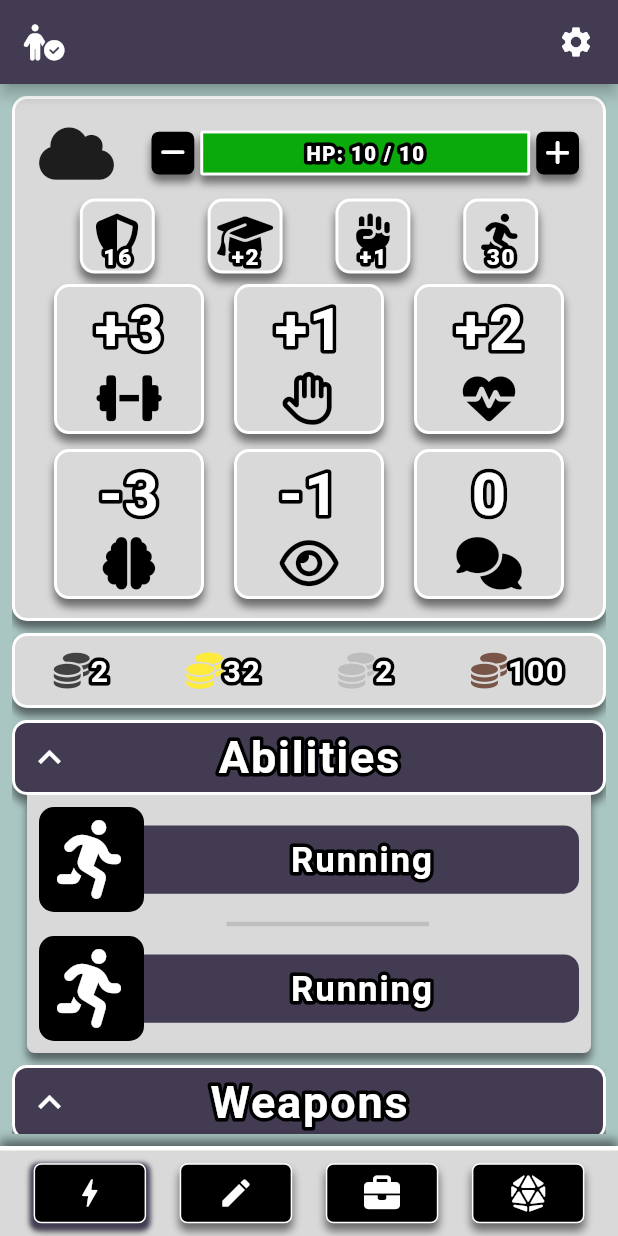
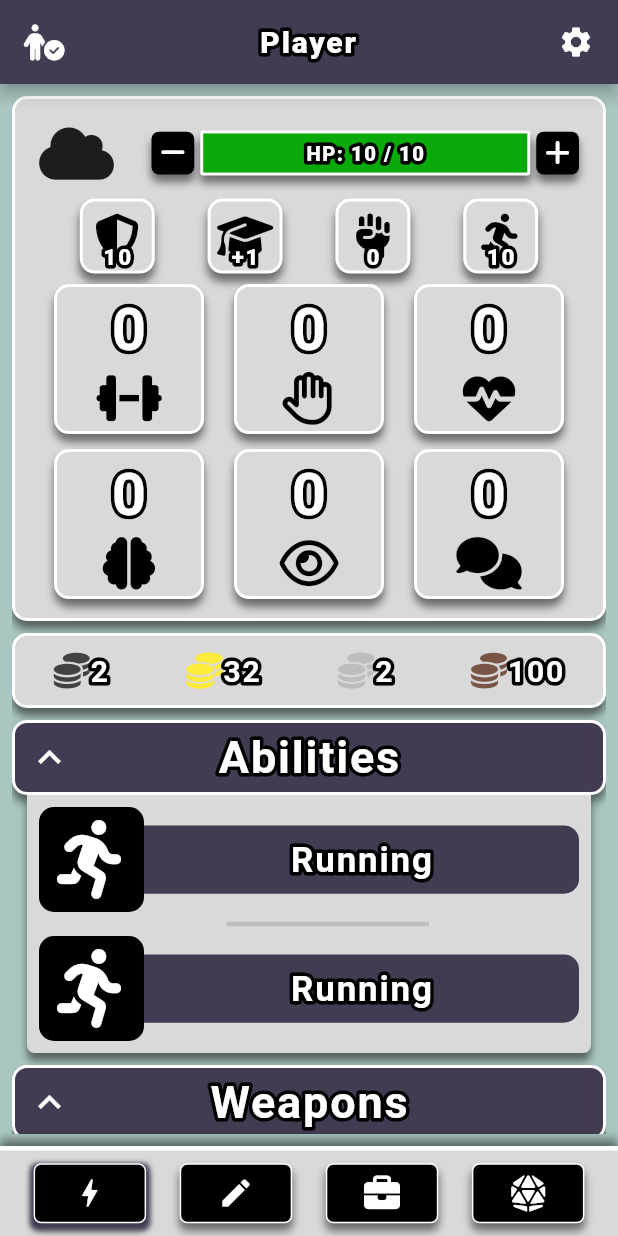
Before and after one commit to dompetriella/Player-Watchtower, a Flutter app: the screen it shows after launch, on a phone screen of 412 x 824 dp. Run offline on Flutter 3.47's test engine with Material 2 defaults, Android fonts, the phone set to English and light mode, and no system bars; drawn by our look-alikes of bordered_text; our stand-ins replace flutter_inset_box_shadow, flutter_riverpod, font_awesome_flutter, freezed_annotation, hexcolor.

Commit message:
DATA IS NO LONGER STATIC HIVE TIME

```diff
--- a/lib/global_components/action_dialogs/types/changeto_dialog.dart
+++ b/lib/global_components/action_dialogs/types/changeto_dialog.dart
@@ -3,12 +3,13 @@ import 'package:flutter/material.dart';
 import '../components/dialog-input.dart';
 
 class ChangeToDialog extends StatelessWidget {
-  const ChangeToDialog({super.key});
+  final Type inputType;
+  const ChangeToDialog({super.key, this.inputType = String});
 
   @override
   Widget build(BuildContext context) {
     return Container(
-      child: DialogInput(text: 'Change To:'),
+      child: DialogInput(text: 'Change To:', inputType: inputType),
     );
   }
 }
--- a/lib/pages/QuickSelect/components/base_card.dart
+++ b/lib/pages/QuickSelect/components/base_card.dart
@@ -2,7 +2,7 @@ import 'package:flutter/material.dart';
 import 'package:flutter_riverpod/flutter_riverpod.dart';
 import 'package:font_awesome_flutter/font_awesome_flutter.dart';
 import 'package:player_watchtower/pages/QuickSelect/components/score_card.dart';
-import 'package:player_watchtower/providers/player_stats.dart';
+import 'package:player_watchtower/providers/player.dart';
 import 'package:player_watchtower/providers/theme.dart';
 import 'small_score_card.dart';
 import 'package:player_watchtower/global_components/multi_button.dart';
@@ -48,16 +48,19 @@ class BaseCard extends ConsumerWidget {
                 children: [
                   SmallScoreCard(
                     icon: FontAwesomeIcons.shieldHalved,
-                    text: "16",
+                    text: ref.watch(playerProvider).armorClass.toString(),
                   ),
                   SmallScoreCard(
-                      icon: FontAwesomeIcons.graduationCap, text: "+2"),
+                      icon: FontAwesomeIcons.graduationCap,
+                      text:
+                          displayValue(ref.watch(playerProvider).proficiency)),
                   SmallScoreCard(
                     icon: FontAwesomeIcons.handFist,
-                    text: "+1",
+                    text: displayValue(ref.watch(playerProvider).initiative),
                   ),
                   SmallScoreCard(
-                      icon: FontAwesomeIcons.personRunning, text: "30"),
+                      icon: FontAwesomeIcons.personRunning,
+                      text: ref.watch(playerProvider).speed.toString()),
                 ],
               ),
             )),
@@ -71,27 +74,33 @@ class BaseCard extends ConsumerWidget {
                       alignment: WrapAlignment.spaceEvenly,
                       children: [
                         ScoreCard(
-                          text: "+3",
+                          text: displayValue(
+                              getModifier(ref.watch(playerProvider).strength)),
                           icon: FontAwesomeIcons.dumbbell,
                         ),
                         ScoreCard(
-                          text: "+1",
+                          text: displayValue(
+                              getModifier(ref.watch(playerProvider).dexterity)),
                           icon: FontAwesomeIcons.hand,
                         ),
                         ScoreCard(
-                          text: "+2",
+                          text: displayValue(getModifier(
+                              ref.watch(playerProvider).constitution)),
                           icon: FontAwesomeIcons.heartPulse,
                         ),
                         ScoreCard(
-                          text: "-3",
+                          text: displayValue(getModifier(
+                              ref.watch(playerProvider).intellegence)),
                           icon: FontAwesomeIcons.brain,
                         ),
                         ScoreCard(
-                          text: "-1",
+                          text: displayValue(
+                              getModifier(ref.watch(playerProvider).wisdom)),
                           icon: FontAwesomeIcons.eye,
                         ),
                         ScoreCard(
-                          text: "0",
+                          text: displayValue(
+                              getModifier(ref.watch(playerProvider).charisma)),
                           icon: FontAwesomeIcons.solidComments,
                         ),
                       ],
--- a/lib/pages/screen_chassis.dart
+++ b/lib/pages/screen_chassis.dart
@@ -7,7 +7,7 @@ import 'package:player_watchtower/pages/Dice/dice.dart';
 import 'package:player_watchtower/pages/Inventory/inventory.dart';
 import 'package:player_watchtower/pages/QuickSelect/drawer/skills_drawer.dart';
 import 'package:player_watchtower/pages/Stats/stats_page.dart';
-import 'package:player_watchtower/providers/player_stats.dart';
+import 'package:player_watchtower/providers/player.dart';
 import 'package:player_watchtower/providers/theme.dart';
 import 'package:player_watchtower/themes.dart';
 import 'QuickSelect/quick_select_page.dart';
@@ -18,7 +18,7 @@ class ScreenChassis extends ConsumerWidget {
   ScreenChassis({super.key});
 
   int index = 0;
-  List<String> themesNames = ['Daylight', 'Twilight', 'Sunset', 'Midnight'];
+  List<String> themesNames = ['Daylight', 'Twilight', 'Midnight'];
 
   @override
   Widget build(BuildContext context, WidgetRef ref) {
--- a/lib/providers/player_stats.dart
+++ b/lib/providers/player.dart
@@ -4,6 +4,34 @@ import 'package:player_watchtower/models/player.dart';
 final playerProvider = StateNotifierProvider<PlayerNotifier, Player>((ref) {
   return PlayerNotifier();
 });
+
+String displayValue(var value) {
+  if (value.runtimeType == int) {
+    if (value > 0) {
+      return '+${value.toString()}';
+    }
+  }
+  return value.toString();
+}
+
+int getModifier(int score) {
+  if (score < 2) return -5;
+  if (score < 4) return -4;
+  if (score < 6) return -3;
+  if (score < 8) return -2;
+  if (score < 10) return -1;
+  if (score < 12) return 0;
+  if (score < 14) return 1;
+  if (score < 16) return 2;
+  if (score < 18) return 3;
+  if (score < 22) return 4;
+  if (score < 24) return 5;
+  if (score < 26) return 6;
+  if (score < 28) return 7;
+  if (score < 30) return 8;
+  if (score < 32) return 9;
+  return 0;
+}
 
 class PlayerNotifier extends StateNotifier<Player> {
   PlayerNotifier() : super(Player());
--- a/lib/themes.dart
+++ b/lib/themes.dart
@@ -62,46 +62,6 @@ Map<String, AppTheme> themesDictionary = {
     diceDrawerStatsColorBg: Colors.white,
   ),
 
-  'Sunset': AppTheme(
-      themeName: "Sunset",
-      themeColors: [sunsetPrimary, sunsetAccent, sunsetBg],
-      primary: sunsetPrimary,
-      bgColor: Colors.black,
-      accent: sunsetAccent,
-      baseCardBg: Colors.black,
-      cardBg: sunsetBg,
-      cardIconColor: sunsetAccent,
-      bgForInput: sunsetBg,
-      bgForText: sunsetPrimary,
-      currentNavHighlightColor: sunsetAccent,
-      appBarColor: sunsetPrimary,
-      outline: Colors.black,
-      //
-      numberDisplayDropShadow: BoxShadow(
-          spreadRadius: 2, color: sunsetPrimary, blurRadius: 15, inset: true),
-      numberDisplayBgColor: sunsetBg,
-      diceIconBgColor: sunsetPrimary,
-      diceTypeBgColor: sunsetPrimary,
-      diceTypeStrokeColor: sunsetBg,
-      diceIconTextColor: sunsetBg,
-      numberDisplayTextColor: sunsetPrimary,
-      rollButtonBgColor: sunsetAccent,
-      rollButtonTextColor: sunsetBg,
-      multiplierTextColor: sunsetPrimary,
-      diceButtonBg: sunsetPrimary,
-      diceButtonTextColor: sunsetBg,
-      diceButtonInnerShadow:
-          BoxShadow(color: hex('392033'), blurRadius: 25, inset: true),
-      diceDrawerBg: sunsetBg,
-      diceDrawerColumnBg: Colors.black,
-      diceDrawerColumnContentBg: Colors.black,
-      diceDrawerColumnTextColor: sunsetPrimary,
-      diceDrawerThemesBg: Colors.black,
-      diceDrawerHistorySliverBg: sunsetBg,
-      diceDrawerHistorySliverTextColor: Colors.white,
-      diceDrawerStatsIconBg: Colors.black,
-      diceDrawerStatsColorBg: Colors.black,
-      multiplierBgColor: Colors.black),
   'Twilight': AppTheme(
       themeName: "Twilight",
       themeColors: [
```
Also changed, not shown: lib/global_components/action_dialogs/base_dialog.dart (+6 -6 lines), lib/global_components/action_dialogs/components/dialog-input.dart (+9 -5 lines), lib/models/player.dart (+13 -3 lines), lib/pages/Stats/components/stats_entry.dart (+9 -2 lines), lib/pages/Stats/statsEntries.dart (+72 -58 lines), lib/models/player.freezed.dart, lib/models/player.g.dart, 2 other files.
